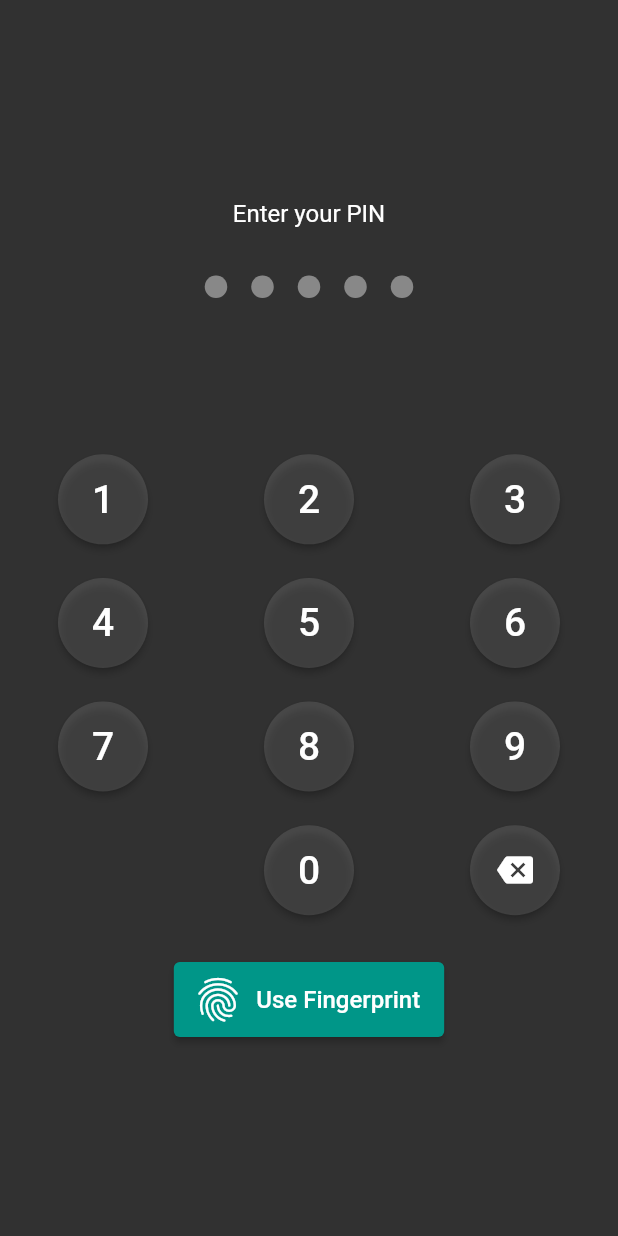
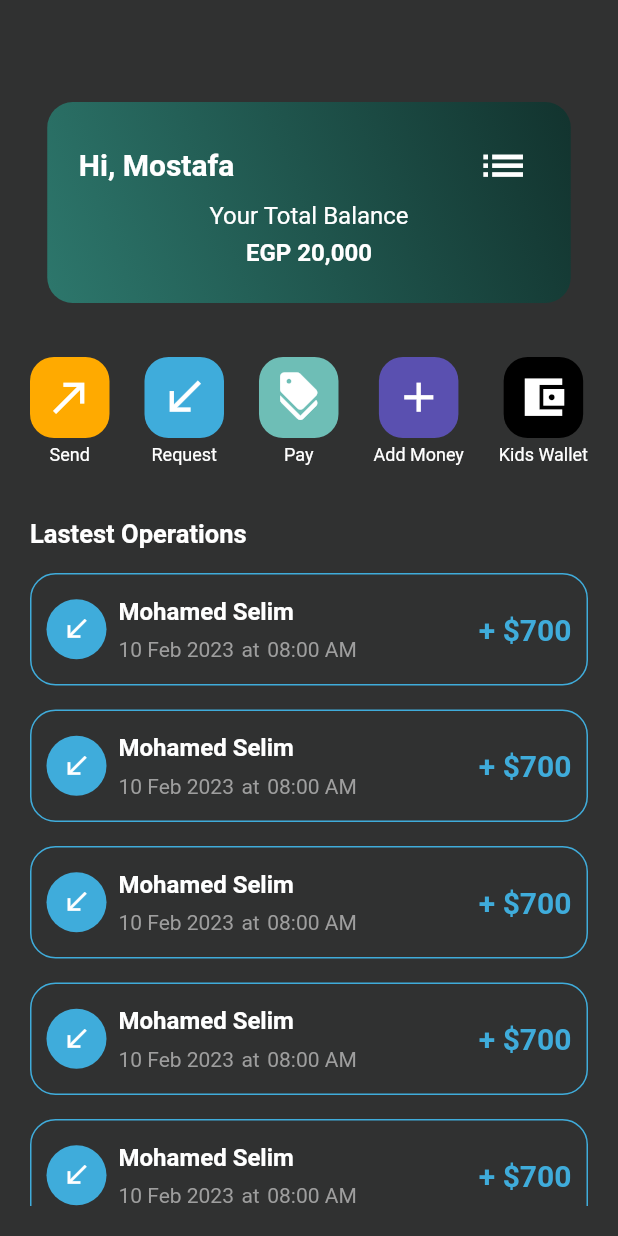
Before and after one commit to MAmin2001/CodeGamed_Tap_Cash_Flutter, a Flutter app: the screen it shows after launch, on a phone screen of 412 x 824 dp. Run offline on Flutter 3.47's test engine with Material 2 defaults, Android fonts, the phone set to English and light mode, and no system bars; our stand-ins replace dio, flutter_bloc, flutter_hex_color, fluttertoast, local_auth and 1 more; missing offline and left inert: dart:ffi, local_auth_android, local_auth_ios; accounts and stored records are empty.

Commit message:
dashboard

```diff
--- /dev/null
+++ b/lib/cash_lib/modules/dashboard/dashboard.dart
@@ -0,0 +1,296 @@
+import 'package:flutter/material.dart';
+import 'package:flutter_hex_color/flutter_hex_color.dart';
+
+class Dashboard extends StatelessWidget {
+  const Dashboard({Key? key}) : super(key: key);
+
+  @override
+  Widget build(BuildContext context) {
+    return Scaffold(
+      backgroundColor: HexColor('303131'),
+      body: SafeArea(
+        child: Padding(
+          padding: const EdgeInsets.all(20.0),
+          child: SingleChildScrollView(
+            child: Column(
+              crossAxisAlignment: CrossAxisAlignment.start,
+              children: [
+                SizedBox(
+                  height: 48,
+                ),
+                Center(
+                  child: Stack(
+                    children: [
+                      Container(
+                        decoration: BoxDecoration(
+                            borderRadius: BorderRadius.circular(17),
+                            gradient: LinearGradient(
+                              begin: Alignment.bottomLeft,
+                              end: Alignment.topRight,
+                              colors: [HexColor('2D776C'), HexColor("12332E")],
+                            )),
+                        width: 349,
+                        height: 134,
+                        child: Column(
+                          children: [
+                            Row(
+                                mainAxisAlignment: MainAxisAlignment.spaceBetween,
+                                crossAxisAlignment: CrossAxisAlignment.start,
+                                children: [
+                                  Padding(
+                                    padding: const EdgeInsets.only(
+                                      left: 21,
+                                      top: 30,
+                                    ),
+                                    child: Text(
+                                        style: TextStyle(
+                                            fontSize: 20,
+                                            fontWeight: FontWeight.bold,
+                                            color: Colors.white),
+                                        "Hi, Mostafa"),
+                                  ),
+                                  IconButton(
+                                    iconSize: 35,
+                                    padding: EdgeInsets.only(
+                                        top: 25,
+                                        right: 27.5),
+                                    color: Colors.white,
+                                    onPressed: () {},
+                                    icon: Icon(Icons.list),
+                                  )
+                                ]),
+                            SizedBox(height: 6,),
+                            Text(
+                                style: TextStyle(
+                                  color: Colors.white,
+                                  fontSize: 16
+                                ),
+                                "Your Total Balance"),
+                            SizedBox(height: 6,),
+                            Text(
+                              style: TextStyle(
+                                color: Colors.white,
+                                fontSize: 16,
+                                fontWeight: FontWeight.bold
+                              ),
+                                "EGP 20,000"),
+                          ],
+                        ),
+                      ),
+                    ],
+                  ),
+                ),
+                SizedBox(height: 36,),
+                Row(
+                  mainAxisAlignment: MainAxisAlignment.spaceBetween,
+                  children: [
+                    Column(
+                      children: [
+                        Container(
+                          decoration: BoxDecoration(
+                            color: HexColor('FFAA00'),
+                            borderRadius: BorderRadius.circular(16),
+                          ),
+                            height: 54,
+                            width: 53,
+                            child: IconButton(
+                              color: Colors.white,
+                                onPressed: (){},
+                                icon: Icon(
+                                    size: 33,
+                                    Icons.call_made_sharp)),
+                        ),
+                        SizedBox(height: 4,),
+                        Text(
+                            style:TextStyle(
+                                fontSize: 12,
+                                color: Colors.white),
+                            "Send"),
+                      ],
+
+                    ),
+                    Column(
+                      children: [
+                        Container(
+                          decoration: BoxDecoration(
+                            color: HexColor('3FACDB'),
+                            borderRadius: BorderRadius.circular(16),
+                          ),
+                          height: 54,
+                          width: 53,
+                          child: IconButton(
+                              color: Colors.white,
+                              onPressed: (){},
+                              icon: Icon(
+                                  size: 33,
+                                  Icons.call_received_sharp)),
+                        ),
+                        SizedBox(height: 4,),
+                        Text(
+                            style:TextStyle(
+                                fontSize: 12,
+                                color: Colors.white),
+                            "Request"),
+                      ],
+
+                    ),
+                    Column(
+                      children: [
+                        Container(
+                          decoration: BoxDecoration(
+                            color: HexColor('6EBEB6'),
+                            borderRadius: BorderRadius.circular(16),
+                          ),
+                          height: 54,
+                          width: 53,
+                          child: IconButton(
+                              color: Colors.white,
+                              onPressed: (){},
+                              icon: Icon(
+                                  size: 33,
+                                  Icons.discount)),
+                        ),
+                        SizedBox(height: 4,),
+                        Text(
+                            style:TextStyle(
+                                fontSize: 12,
+                                color: Colors.white),
+                            "Pay"),
+                      ],
+
+                    ),
+                    Column(
+                      children: [
+                        Container(
+                          decoration: BoxDecoration(
+                            color: HexColor('5A50B0'),
+                            borderRadius: BorderRadius.circular(16),
+                          ),
+                          height: 54,
+                          width: 53,
+                          child: IconButton(
+                              color: Colors.white,
+                              onPressed: (){},
+                              icon: Icon(
+                                  size: 33,
+                                  Icons.add)),
+                        ),
+                        SizedBox(height: 4,),
+                        Text(
+                            style:TextStyle(
+                                fontSize: 12,
+                                color: Colors.white),
+                            "Add Money"),
+                      ],
+
+                    ),
+                    Column(
+                      children: [
+                        Container(
+                          decoration: BoxDecoration(
+                            color: Colors.black,
+                            borderRadius: BorderRadius.circular(16),
+                          ),
+                          height: 54,
+                          width: 53,
+                          child: IconButton(
+                              color: Colors.white,
+                              onPressed: (){},
+                              icon: Icon(
+                                  size: 33,
+                                  Icons.account_balance_wallet_sharp)),
+                        ),
+                        SizedBox(height: 4,),
+                        Text(
+                            style:TextStyle(
+                                fontSize: 12,
+                                color: Colors.white),
+                            "Kids Wallet"),
+                      ],
+
+                    ),
+                  ],
+                ),
+                SizedBox(height: 36,),
+                Text(
+                    style: TextStyle(
+                      fontWeight: FontWeight.bold,
+                      color: Colors.white,
+                      fontSize: 17
+                    ),
+                    "Lastest Operations"),
+                SizedBox(height: 16,),
+                ListView.separated(
+                  shrinkWrap: true,
+                    physics: NeverScrollableScrollPhysics(),
+                    itemBuilder: (context, index) => Container(
+                      height: 75.0,
+                      width: double.infinity,
+                      decoration: BoxDecoration(
+                          border: Border.all(
+                            color: HexColor('3FACDB'),
+                          ),
+                          borderRadius: BorderRadius.circular(17.0)
+                      ),
+                      child: Padding(
+                        padding: const EdgeInsets.all(10.0),
+                        child: Row(
+                          children: [
+                            CircleAvatar(
+                              backgroundColor:HexColor('3FACDB') ,
+                              child: Icon(
+                                size: 20,
+                                Icons.call_received_outlined,
+                                color: Colors.white,),
+                            ),
+                            SizedBox(width: 8,),
+                            Column(
+                              crossAxisAlignment: CrossAxisAlignment.start,
+                              mainAxisAlignment: MainAxisAlignment.center,
+                              children: [
+                                Text('Mohamed Selim',style: TextStyle(
+                                    fontWeight: FontWeight.bold,
+                                    fontSize: 16,
+                                    color: Colors.white
+                                )),
+                                SizedBox(height: 8,),
+                                Row(
+                                  children: [
+                                    Text('10 Feb 2023',style: TextStyle(
+                                      fontSize: 14,
+                                      color: Colors.grey,
+                                    )),
+                                    SizedBox(width: 5,),
+                                    Text('at',style: TextStyle(
+                                      fontSize: 14,
+                                      color: Colors.grey,
+                                    )),
+                                    SizedBox(width: 5,),
+                                    Text('08:00 AM',style: TextStyle(
+                                      fontSize: 14,
+                                      color: Colors.grey,
+                                    )),
+                                  ],
+                                ),
+                              ],
+                            ),
+                            Spacer(),
+                            Text('+ \$700',style: TextStyle(
+                                fontWeight: FontWeight.bold,
+                                fontSize: 20,
+                                color: HexColor('3FACDB')
+                            ))
+                          ],
+                        ),
+                      ),
+                    ),
+                    separatorBuilder: (context, index) =>SizedBox(height: 16.0,),
+                    itemCount: 5)
+              ],
+            ),
+          ),
+        ),
+      ),
+    );
+  }
+}
--- a/lib/main.dart
+++ b/lib/main.dart
@@ -5,6 +5,7 @@ import 'package:flutter_bloc/flutter_bloc.dart';
 import 'package:local_auth/local_auth.dart';
 import 'package:tteesstt/cash_lib/main_cubit/main_cubit.dart';
 import 'package:tteesstt/cash_lib/modules/authentication/login/PIN/pin.dart';
+import 'package:tteesstt/cash_lib/modules/dashboard/dashboard.dart';
 import 'package:tteesstt/cash_lib/shared/colors/colors.dart';
 
 
@@ -23,7 +24,7 @@ class MyApp extends StatelessWidget {
     return BlocProvider(
       create: ((BuildContext context)=> MainCubit()),
       child: MaterialApp(
-        home: PinFingerprint(),
+        home: Dashboard(),
         debugShowCheckedModeBanner: false,
         theme: ThemeData(
           primarySwatch: primarySwatch
@@ -32,3 +33,12 @@ class MyApp extends StatelessWidget {
     );
   }
 }
+/*Update main
+Create local Branch
+Commit ✅
+Checkout main
+Update main
+Checkout local Branch
+Merge main into local Branch
+Push
+GitHub*/
```
Also changed, not shown: pubspec.lock.
